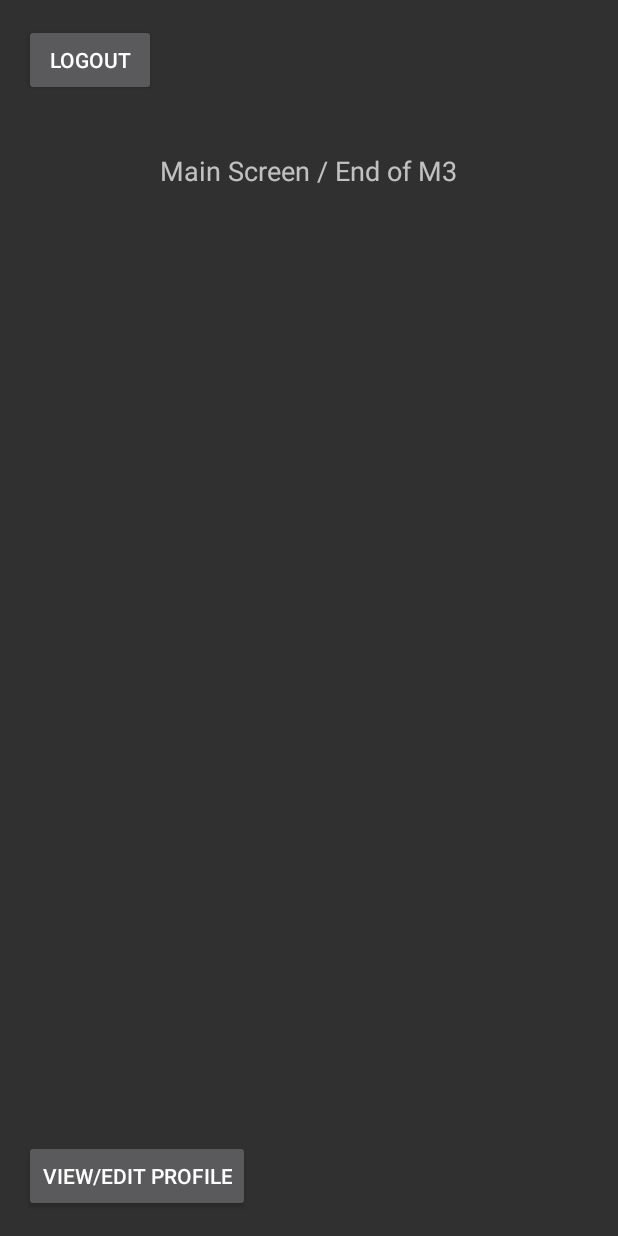
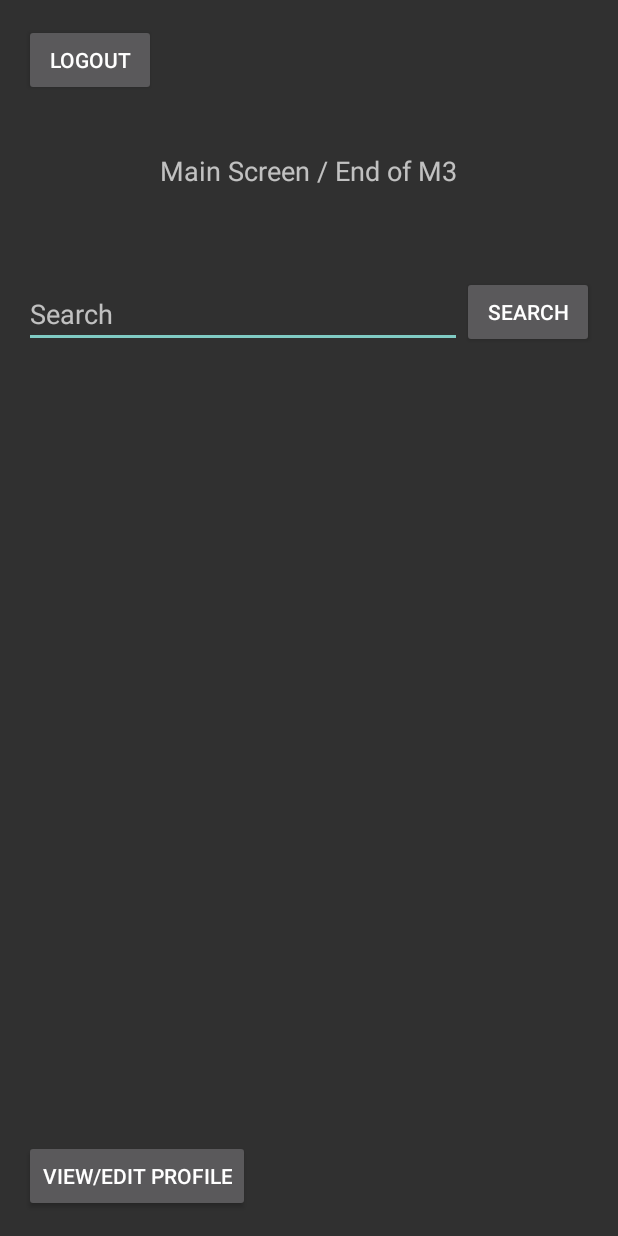
Before and after one commit to adityavishwanath/FreshAvocados, an Android app: the MainActivity screen opened directly, with no data from a screen before it, on a phone screen of 412 x 824 dp. Run offline under Robolectric (Android 15) with nearby library versions, the phone set to English and light mode, and no system bars; our stand-ins replace Volley.

```diff
--- a/app/src/main/res/layout/activity_main.xml
+++ b/app/src/main/res/layout/activity_main.xml
@@ -43,4 +43,24 @@
         android:layout_alignParentBottom="true"
         android:layout_alignParentStart="true" />
 
+    <Button
+        android:layout_width="wrap_content"
+        android:layout_height="wrap_content"
+        android:text="Search"
+        android:id="@+id/searchButton"
+        android:layout_below="@+id/logoutButton"
+        android:layout_alignParentEnd="true"
+        android:clickable="true"
+        android:enabled="true"
+        android:onClick="onClickSearch" />
+
+    <EditText
+        android:layout_width="wrap_content"
+        android:layout_height="wrap_content"
+        android:id="@+id/searchField"
+        android:layout_alignBottom="@+id/searchButton"
+        android:layout_alignParentStart="true"
+        android:layout_toStartOf="@+id/searchButton"
+        android:hint="Search" />
+
 </RelativeLayout>
```
Also changed, not shown: app/src/main/java/com/cs2340/officehours/freshavocados/controller/MainActivity.java (+27 -0 lines).
